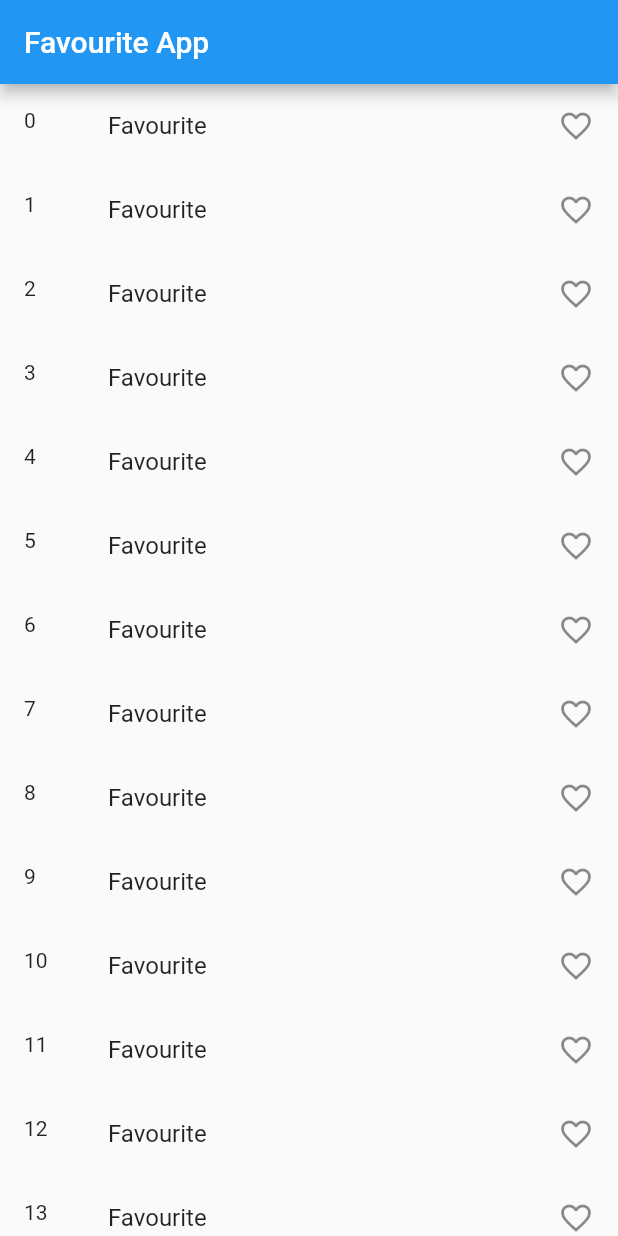
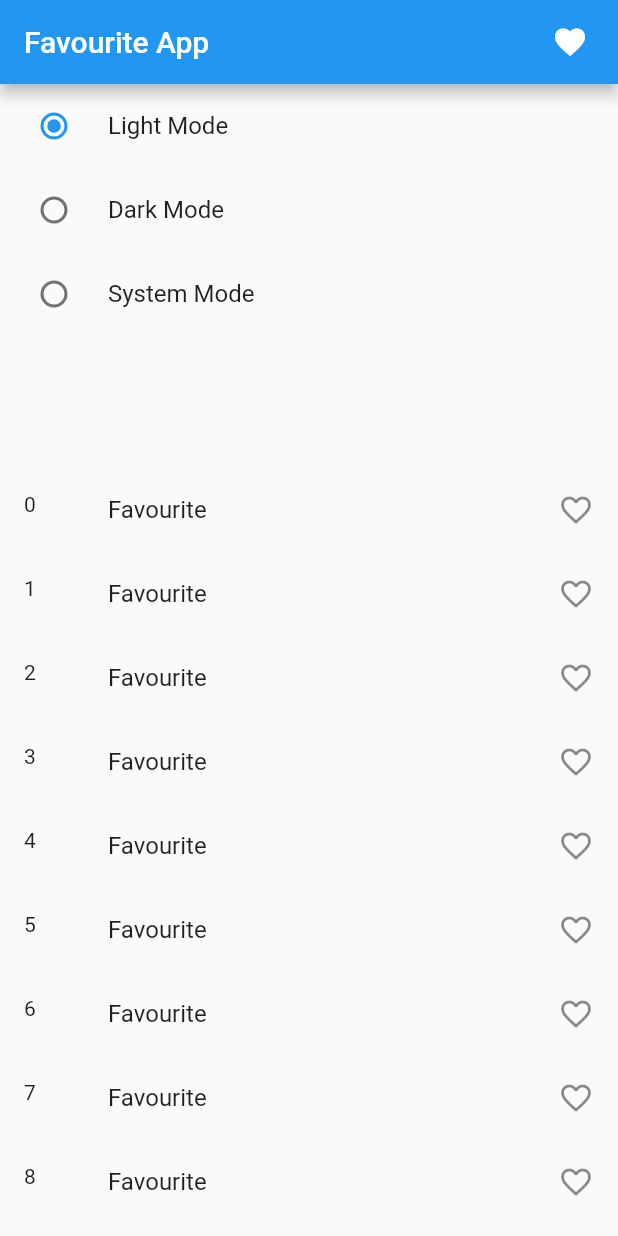
Before and after one commit to Mukaram555/favourite_app_with_provider, a Flutter app: the screen it shows after launch, on a phone screen of 412 x 824 dp. Run offline on Flutter 3.47's test engine with Material 2 defaults, Android fonts, the phone set to English and light mode, and no system bars.

Commit message:
favourite app using provider state management

```diff
--- a/lib/main.dart
+++ b/lib/main.dart
@@ -1,4 +1,5 @@
 import 'package:favouriteapp/provider/favourite_item_provider.dart';
+import 'package:favouriteapp/provider/theme_provider.dart';
 import 'package:flutter/material.dart';
 import 'package:provider/provider.dart';
 
@@ -14,11 +15,20 @@ class MyApp extends StatelessWidget {
   // This widget is the root of your application.
   @override
   Widget build(BuildContext context) {
-    return ChangeNotifierProvider(
-      create: (_) => FavouriteItemProvider(),
-      child:const MaterialApp(
-        home: FavouriteApp(),
-      ),
+    return MultiProvider(providers: [
+        ChangeNotifierProvider(
+        create: (_) => FavouriteItemProvider()),
+      ChangeNotifierProvider(create: (_)=>ThemeProvider()),
+    ],
+      child:Builder(builder: (BuildContext context){
+        return MaterialApp(
+          darkTheme: ThemeData(
+            brightness: Brightness.dark,
+          ),
+          themeMode: Provider.of<ThemeProvider>(context).themedata,
+          home: const FavouriteApp(),
+        );
+      })
     );
   }
 }
--- a/lib/provider/favourite_item_provider.dart
+++ b/lib/provider/favourite_item_provider.dart
@@ -8,13 +8,11 @@ class FavouriteItemProvider with ChangeNotifier{
 
   void getValue(int value){
     _favouriteItem.add(value);
-    print("function Called");
     notifyListeners();
   }
 
   void unlikeValue(int value){
     _favouriteItem.remove(value);
-    print("function Called");
     notifyListeners();
   }
 
--- a/lib/provider/theme_provider.dart
+++ b/lib/provider/theme_provider.dart
@@ -0,0 +1,14 @@
+import 'package:flutter/foundation.dart';
+import 'package:flutter/material.dart';
+
+class ThemeProvider with ChangeNotifier{
+
+  var _themeData = ThemeMode.light;
+
+  ThemeMode get themedata =>_themeData;
+
+  void getThemeData(themedata){
+    _themeData = themedata;
+    notifyListeners();
+  }
+}
--- a/lib/screens/home_page.dart
+++ b/lib/screens/home_page.dart
@@ -1,6 +1,9 @@
 import 'package:favouriteapp/provider/favourite_item_provider.dart';
+import 'package:favouriteapp/provider/theme_provider.dart';
 import 'package:flutter/material.dart';
 import 'package:provider/provider.dart';
+
+import 'favourite.dart';
 
 class FavouriteApp extends StatefulWidget {
   const FavouriteApp({Key? key}) : super(key: key);
@@ -13,28 +16,78 @@ class _FavouriteAppState extends State<FavouriteApp> {
   @override
   Widget build(BuildContext context) {
     return Scaffold(
-      appBar: AppBar(title: const Text("Favourite App"),),
-      body: ListView.builder(
+      appBar: AppBar(
+        title: const Text("Favourite App"),
+        actions: [
+          const SizedBox(
+            width: 20,
+          ),
+          InkWell(
+            onTap: () {
+              Navigator.push(
+                  context,
+                  MaterialPageRoute(
+                      builder: (context) => const FavouriteItem()));
+            },
+            child: const Icon(Icons.favorite),
+          ),
+          const SizedBox(
+            width: 20,
+          ),
+        ],
+      ),
+      body: Column(
+        children: [
+          Expanded(child: Consumer<ThemeProvider>(
+            builder: (context, value, child) {
+              return Column(
+                children: [
+                  RadioListTile<ThemeMode>(
+                      title: const Text("Light Mode"),
+                      value: ThemeMode.light,
+                      groupValue: value.themedata,
+                      onChanged: value.getThemeData),
+                  RadioListTile<ThemeMode>(
+                      title: const Text("Dark Mode"),
+                      value: ThemeMode.dark,
+                      groupValue: value.themedata,
+                      onChanged: value.getThemeData),
+                  RadioListTile<ThemeMode>(
+                      title: const Text("System Mode"),
+                      value: ThemeMode.system,
+                      groupValue: value.themedata,
+                      onChanged: value.getThemeData),
+                ],
+              );
+            },
+          )),
+          Expanded(
+            flex: 2,
+            child: ListView.builder(
               itemCount: 1000,
               itemBuilder: (context, index) {
-          return Consumer<FavouriteItemProvider>(builder: (context,value,child){
+                return Consumer<FavouriteItemProvider>(
+                    builder: (context, value, child) {
                   return ListTile(
-             onTap: (){
-               if(value.favouriteCount.contains(index)){
+                    onTap: () {
+                      if (value.favouriteCount.contains(index)) {
                         value.unlikeValue(index);
-               }
-               else{
+                      } else {
                         value.getValue(index);
                       }
                     },
                     title: const Text("Favourite "),
                     leading: Text(index.toString()),
-            trailing: value.favouriteCount.contains(index)? Icon(Icons.favorite) : Icon(Icons.favorite_outline),
+                    trailing: value.favouriteCount.contains(index)
+                        ? const Icon(Icons.favorite)
+                        : const Icon(Icons.favorite_outline),
                   );
                 });
-        },),
-
-
+              },
+            ),
+          ),
+        ],
+      ),
     );
   }
 }
```
Also changed, not shown: lib/screens/favourite.dart (+42 -0 lines). Lines whose indentation alone changed are shown as unchanged.
